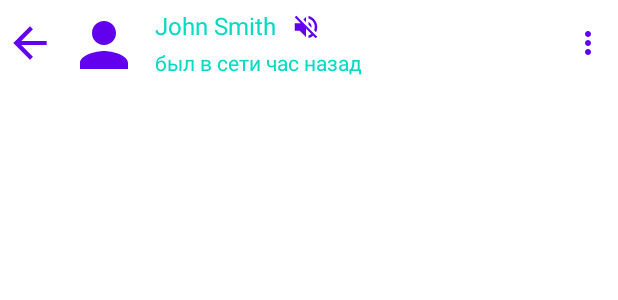
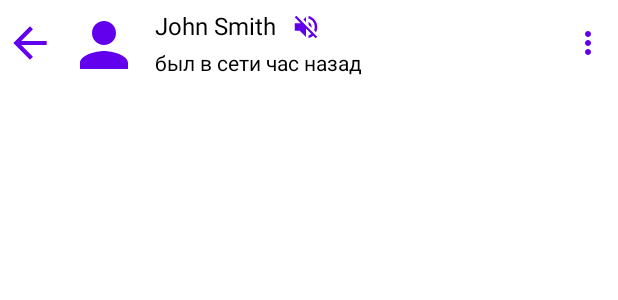
Before and after one commit to AlexeyZhulanov/Messenger, an Android app: the layout custom_action_bar.xml on its own in the app's theme, with its tools: preview values and no code run, on a phone screen of 412 x 824 dp. Shown: the top 300 px of the screen. Run offline under Robolectric (Android 15) with nearby library versions, the phone set to English and light mode, and no system bars.

Commit message:
light theme fix x2

```diff
--- a/app/src/main/res/drawable/ic_mic_big.xml
+++ b/app/src/main/res/drawable/ic_mic_big.xml
@@ -1,5 +1,5 @@
 <vector xmlns:android="http://schemas.android.com/apk/res/android" android:height="32dp" android:tint="#7F00FD" android:viewportHeight="24" android:viewportWidth="24" android:width="32dp">
 
-    <path android:fillColor="@android:color/white" android:pathData="M12,14c1.66,0 2.99,-1.34 2.99,-3L15,5c0,-1.66 -1.34,-3 -3,-3S9,3.34 9,5v6c0,1.66 1.34,3 3,3zM17.3,11c0,3 -2.54,5.1 -5.3,5.1S6.7,14 6.7,11L5,11c0,3.41 2.72,6.23 6,6.72L11,21h2v-3.28c3.28,-0.48 6,-3.3 6,-6.72h-1.7z"/>
+    <path android:fillColor="?attr/colorPrimary" android:pathData="M12,14c1.66,0 2.99,-1.34 2.99,-3L15,5c0,-1.66 -1.34,-3 -3,-3S9,3.34 9,5v6c0,1.66 1.34,3 3,3zM17.3,11c0,3 -2.54,5.1 -5.3,5.1S6.7,14 6.7,11L5,11c0,3.41 2.72,6.23 6,6.72L11,21h2v-3.28c3.28,-0.48 6,-3.3 6,-6.72h-1.7z"/>
 
 </vector>
--- a/app/src/main/res/layout/custom_action_bar.xml
+++ b/app/src/main/res/layout/custom_action_bar.xml
@@ -35,7 +35,7 @@
         android:layout_width="wrap_content"
         android:layout_height="wrap_content"
         android:textSize="16sp"
-        android:textColor="?attr/colorAccent"
+        android:textColor="@color/colorDefault"
         android:layout_marginStart="10dp"
         android:lines="1"
         android:ellipsize="end"
@@ -51,7 +51,7 @@
         android:ellipsize="end"
         android:textSize="14sp"
         android:visibility="visible"
-        android:textColor="?attr/colorAccent"
+        android:textColor="@color/colorDefault"
         android:layout_marginTop="4dp"
         tools:text="был в сети час назад"
         app:layout_constraintTop_toBottomOf="@id/userNameTextView"
@@ -67,7 +67,7 @@
         android:textSize="14sp"
         android:fontFamily="casual"
         android:textStyle="italic"
-        android:textColor="?attr/colorAccent"
+        android:textColor="@color/colorDefault"
         android:layout_marginTop="4dp"
         android:visibility="invisible"
         android:text="печатает"
--- a/app/src/main/res/layout/fragment_dialog_info.xml
+++ b/app/src/main/res/layout/fragment_dialog_info.xml
@@ -144,7 +144,7 @@
             android:layout_width="wrap_content"
             android:layout_height="0dp"
             android:src="@drawable/ic_copy"
-            app:tint="?attr/colorPrimary"
+            app:tint="?attr/colorAccent"
             app:layout_constraintTop_toTopOf="@id/nickTextView"
             app:layout_constraintBottom_toBottomOf="@id/nickTextView"
             app:layout_constraintStart_toEndOf="@id/nickTextView"
--- a/app/src/main/res/layout/fragment_message.xml
+++ b/app/src/main/res/layout/fragment_message.xml
@@ -222,8 +222,8 @@
             android:inputType="textCapSentences"
             android:focusable="true"
             android:focusableInTouchMode="true"
-            android:textColor="?attr/colorAccent"
-            android:textColorHint="?attr/colorAccent"
+            android:textColor="@color/colorDefault"
+            android:textColorHint="@color/colorDefault"
             app:layout_constraintStart_toEndOf="@id/attach_button"
             app:layout_constraintEnd_toStartOf="@id/emoji_button"
             app:layout_constraintTop_toTopOf="parent"
@@ -291,7 +291,6 @@
         android:layout_width="match_parent"
         android:layout_height="wrap_content"
         app:mic_icon="@drawable/ic_mic_big"
-        app:mic_hint_color="?attr/colorPrimary"
         app:layout_constraintBottom_toTopOf="@id/emoji_picker"
         app:layout_constraintEnd_toEndOf="parent"
         app:vibration_enable="true" />
```
Also changed, not shown: app/src/main/res/layout/toolbar_custom.xml (+4 -4 lines).
